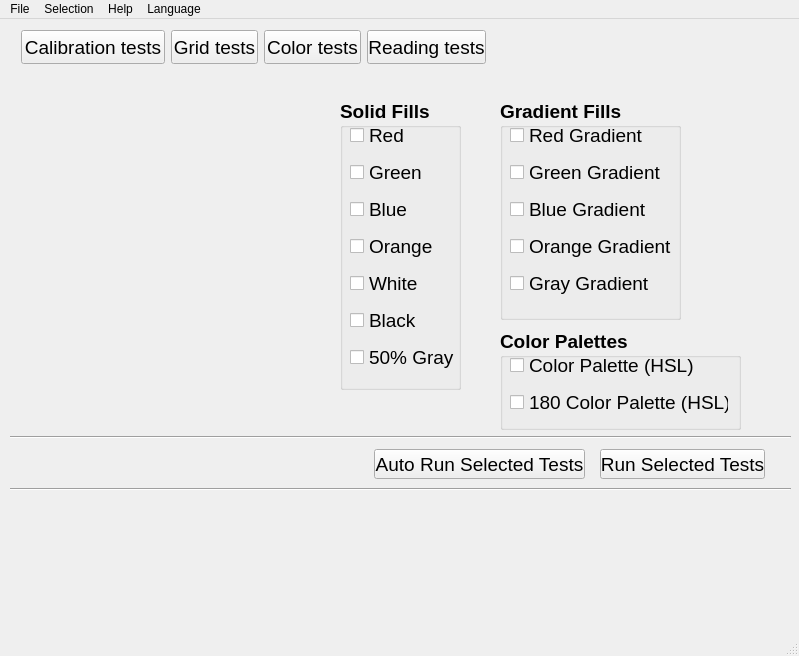
bu7ch3RiP/KursovaZSP, file mainwindow.ui: the form before one commit.
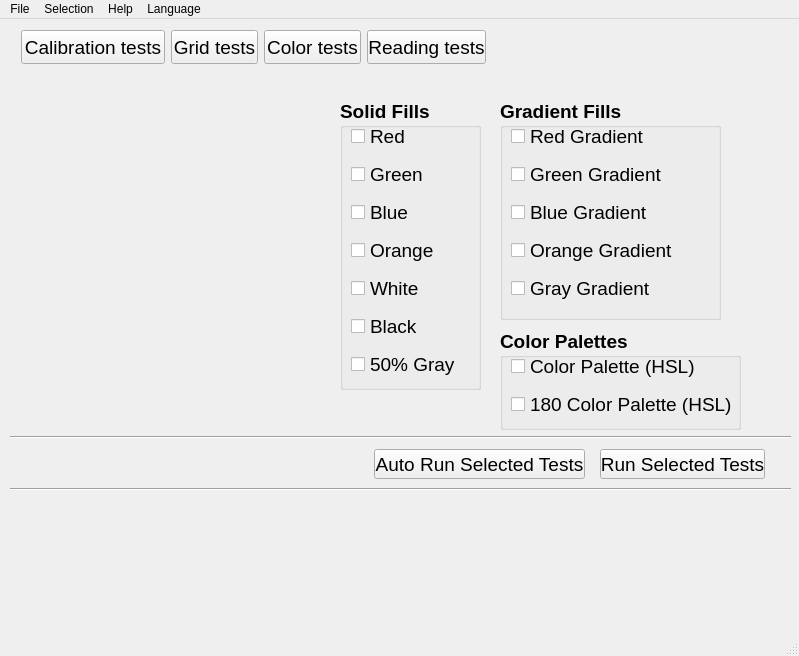
The form after the commit. The open tabs and pages were chosen to show the change.

```diff
--- a/mainwindow.ui
+++ b/mainwindow.ui
@@ -453,7 +453,7 @@
        <rect>
         <x>330</x>
         <y>30</y>
-        <width>121</width>
+        <width>141</width>
         <height>291</height>
        </rect>
       </property>
@@ -473,7 +473,7 @@
        <rect>
         <x>490</x>
         <y>30</y>
-        <width>181</width>
+        <width>221</width>
         <height>221</height>
        </rect>
       </property>
@@ -506,78 +506,15 @@
        <string>Color Palettes</string>
       </property>
      </widget>
-     <widget class="QWidget" name="layoutWidget">
-      <property name="geometry">
-       <rect>
-        <x>340</x>
-        <y>50</y>
-        <width>107</width>
-        <height>262</height>
-       </rect>
-      </property>
-      <layout class="QVBoxLayout" name="verticalLayout_5">
-       <item>
-        <widget class="QCheckBox" name="Red">
-         <property name="font">
-          <font>
-           <pointsize>14</pointsize>
-          </font>
-         </property>
-         <property name="text">
-          <string>Red</string>
-         </property>
-        </widget>
-       </item>
-       <item>
-        <widget class="QCheckBox" name="Green">
-         <property name="font">
-          <font>
-           <pointsize>14</pointsize>
-          </font>
-         </property>
-         <property name="text">
-          <string>Green</string>
-         </property>
-        </widget>
-       </item>
-       <item>
-        <widget class="QCheckBox" name="Blue">
-         <property name="font">
-          <font>
-           <pointsize>14</pointsize>
-          </font>
-         </property>
-         <property name="text">
-          <string>Blue</string>
-         </property>
-        </widget>
-       </item>
-       <item>
-        <widget class="QCheckBox" name="Orange">
-         <property name="font">
-          <font>
-           <pointsize>14</pointsize>
-          </font>
-         </property>
-         <property name="text">
-          <string>Orange</string>
-         </property>
-        </widget>
-       </item>
-       <item>
-        <widget class="QCheckBox" name="White">
-         <property name="font">
-          <font>
-           <pointsize>14</pointsize>
-          </font>
-         </property>
-         <property name="text">
-          <string>White</string>
-         </property>
-        </widget>
-       </item>
-       <item>
         <widget class="QCheckBox" name="Black">
+      <property name="geometry">
+       <rect>
+        <x>341</x>
+        <y>241</y>
+        <width>111</width>
+        <height>32</height>
+       </rect>
+      </property>
          <property name="font">
           <font>
            <pointsize>14</pointsize>
@@ -587,9 +524,15 @@
           <string>Black</string>
          </property>
         </widget>
-       </item>
-       <item>
         <widget class="QCheckBox" name="Gray50">
+      <property name="geometry">
+       <rect>
+        <x>341</x>
+        <y>279</y>
+        <width>111</width>
+        <height>32</height>
+       </rect>
+      </property>
          <property name="font">
           <font>
            <pointsize>14</pointsize>
@@ -599,57 +542,105 @@
           <string>50% Gray</string>
          </property>
         </widget>
-       </item>
-      </layout>
+     <widget class="QCheckBox" name="White">
+      <property name="geometry">
+       <rect>
+        <x>341</x>
+        <y>203</y>
+        <width>111</width>
+        <height>32</height>
+       </rect>
+      </property>
+      <property name="font">
+       <font>
+        <pointsize>14</pointsize>
+       </font>
+      </property>
+      <property name="text">
+       <string>White</string>
+      </property>
      </widget>
-     <widget class="QWidget" name="layoutWidget">
+     <widget class="QCheckBox" name="Red">
       <property name="geometry">
        <rect>
-        <x>500</x>
-        <y>280</y>
-        <width>219</width>
-        <height>72</height>
+        <x>341</x>
+        <y>51</y>
+        <width>111</width>
+        <height>32</height>
        </rect>
       </property>
-      <layout class="QVBoxLayout" name="verticalLayout_6">
-       <item>
-        <widget class="QCheckBox" name="ColorPalette">
          <property name="font">
           <font>
            <pointsize>14</pointsize>
           </font>
          </property>
          <property name="text">
-          <string>Color Palette (HSL)</string>
-         </property>
-        </widget>
-       </item>
-       <item>
-        <widget class="QCheckBox" name="ColorPalette180">
+       <string>Red</string>
+      </property>
+     </widget>
+     <widget class="QCheckBox" name="Orange">
+      <property name="geometry">
+       <rect>
+        <x>341</x>
+        <y>165</y>
+        <width>131</width>
+        <height>32</height>
+       </rect>
+      </property>
          <property name="font">
           <font>
            <pointsize>14</pointsize>
           </font>
          </property>
          <property name="text">
-          <string>180 Color Palette (HSL)</string>
-         </property>
-        </widget>
-       </item>
-      </layout>
+       <string>Orange</string>
+      </property>
+     </widget>
+     <widget class="QCheckBox" name="Blue">
+      <property name="geometry">
+       <rect>
+        <x>341</x>
+        <y>127</y>
+        <width>111</width>
+        <height>32</height>
+       </rect>
+      </property>
+      <property name="font">
+       <font>
+        <pointsize>14</pointsize>
+       </font>
+      </property>
+      <property name="text">
+       <string>Blue</string>
+      </property>
      </widget>
-     <widget class="QWidget" name="layoutWidget">
+     <widget class="QCheckBox" name="Green">
       <property name="geometry">
        <rect>
-        <x>500</x>
-        <y>50</y>
-        <width>168</width>
-        <height>186</height>
+        <x>341</x>
+        <y>89</y>
+        <width>111</width>
+        <height>32</height>
        </rect>
       </property>
-      <layout class="QVBoxLayout" name="verticalLayout_7">
-       <item>
+      <property name="font">
+       <font>
+        <pointsize>14</pointsize>
+       </font>
+      </property>
+      <property name="text">
+       <string>Green</string>
+      </property>
+     </widget>
         <widget class="QCheckBox" name="RedGradient">
+      <property name="geometry">
+       <rect>
+        <x>501</x>
+        <y>51</y>
+        <width>171</width>
+        <height>32</height>
+       </rect>
+      </property>
          <property name="font">
           <font>
            <pointsize>14</pointsize>
@@ -659,9 +650,33 @@
           <string>Red Gradient</string>
          </property>
         </widget>
-       </item>
-       <item>
+     <widget class="QCheckBox" name="OrangeGradient">
+      <property name="geometry">
+       <rect>
+        <x>501</x>
+        <y>165</y>
+        <width>211</width>
+        <height>32</height>
+       </rect>
+      </property>
+      <property name="font">
+       <font>
+        <pointsize>14</pointsize>
+       </font>
+      </property>
+      <property name="text">
+       <string>Orange Gradient</string>
+      </property>
+     </widget>
         <widget class="QCheckBox" name="GreenGradient">
+      <property name="geometry">
+       <rect>
+        <x>501</x>
+        <y>89</y>
+        <width>171</width>
+        <height>32</height>
+       </rect>
+      </property>
          <property name="font">
           <font>
            <pointsize>14</pointsize>
@@ -671,9 +686,15 @@
           <string>Green Gradient</string>
          </property>
         </widget>
-       </item>
-       <item>
         <widget class="QCheckBox" name="BlueGradient">
+      <property name="geometry">
+       <rect>
+        <x>501</x>
+        <y>127</y>
+        <width>171</width>
+        <height>32</height>
+       </rect>
+      </property>
          <property name="font">
           <font>
            <pointsize>14</pointsize>
@@ -683,21 +704,15 @@
           <string>Blue Gradient</string>
          </property>
         </widget>
-       </item>
-       <item>
-        <widget class="QCheckBox" name="OrangeGradient">
-         <property name="font">
-          <font>
-           <pointsize>14</pointsize>
-          </font>
-         </property>
-         <property name="text">
-          <string>Orange Gradient</string>
-         </property>
-        </widget>
-       </item>
-       <item>
         <widget class="QCheckBox" name="GrayGradient">
+      <property name="geometry">
+       <rect>
+        <x>501</x>
+        <y>203</y>
+        <width>171</width>
+        <height>32</height>
+       </rect>
+      </property>
          <property name="font">
           <font>
            <pointsize>14</pointsize>
@@ -707,8 +722,41 @@
           <string>Gray Gradient</string>
          </property>
         </widget>
-       </item>
-      </layout>
+     <widget class="QCheckBox" name="ColorPalette180">
+      <property name="geometry">
+       <rect>
+        <x>501</x>
+        <y>319</y>
+        <width>231</width>
+        <height>32</height>
+       </rect>
+      </property>
+      <property name="font">
+       <font>
+        <pointsize>14</pointsize>
+       </font>
+      </property>
+      <property name="text">
+       <string>180 Color Palette (HSL)</string>
+      </property>
+     </widget>
+     <widget class="QCheckBox" name="ColorPalette">
+      <property name="geometry">
+       <rect>
+        <x>501</x>
+        <y>281</y>
+        <width>231</width>
+        <height>32</height>
+       </rect>
+      </property>
+      <property name="font">
+       <font>
+        <pointsize>14</pointsize>
+       </font>
+      </property>
+      <property name="text">
+       <string>Color Palette (HSL)</string>
+      </property>
      </widget>
     </widget>
     <widget class="QWidget" name="page_4">
```
Left out of the diff: 546 changed lines with no effect on the pictures. Lines whose indentation alone changed are shown as unchanged.
